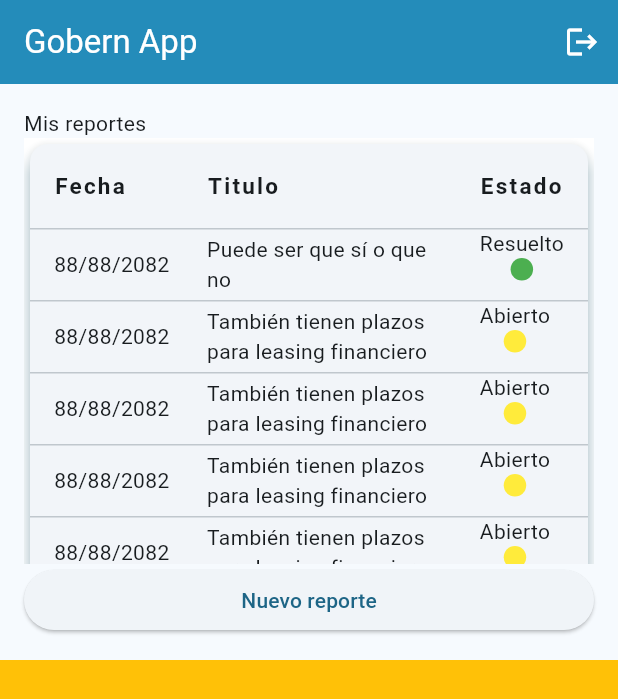
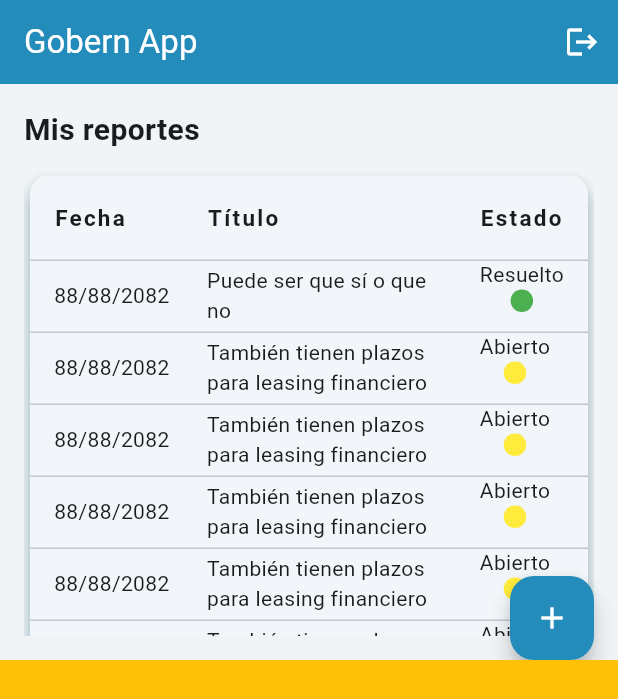
Before and after one commit to gomezmedinamoises/demo, a Flutter app: the screen it shows once a user with an empty profile is signed in, on a phone screen of 412 x 824 dp. Shown: the top 699 px of the screen. Run offline on Flutter 3.47's test engine with Material 3 defaults, Android fonts, the phone set to English and light mode, and no system bars; our stand-ins replace cloud_firestore, firebase_auth, firebase_core, firebase_storage, flutter_riverpod, go_router; missing offline and left inert: firebase_ui_auth, firebase_ui_localizations; accounts and stored records are empty; statements that could not run were skipped.

Commit message:
Minor UI changes in report list

```diff
--- a/lib/presentation/widgets/report_table.dart
+++ b/lib/presentation/widgets/report_table.dart
@@ -9,10 +9,8 @@ class ReportTable extends StatelessWidget {
 
   @override
   Widget build(BuildContext context) {
-    //final _data = MyDataTableSource();
-
     return Container(
-      color: Colors.white,
+      color: PaletteColors.grey001,
       child: SingleChildScrollView(
         child: Card(
           surfaceTintColor: Colors.white,
@@ -47,7 +45,7 @@ List<DataColumn> columns = [
   ),
   DataColumn(
     label: Text(
-      'Titulo',
+      'Título',
       style: titlesStyle,
     ),
   ),
--- a/lib/presentation/widgets/reports_section.dart
+++ b/lib/presentation/widgets/reports_section.dart
@@ -1,3 +1,4 @@
+import 'package:demo/core/style/palette_colors.dart';
 import 'package:demo/presentation/widgets/report_table.dart';
 import 'package:flutter/material.dart';
 
@@ -8,21 +9,40 @@ class ReportsSection extends StatelessWidget {
 
   @override
   Widget build(BuildContext context) {
-    return Padding(
-      padding: const EdgeInsets.all(16.0),
+    return Scaffold(
+      backgroundColor: PaletteColors.grey001,
+      body: const Padding(
+        padding: EdgeInsets.all(16.0),
         child: Column(
           crossAxisAlignment: CrossAxisAlignment.stretch,
           children: [
-          Text('Mis reportes'),
+            Padding(
+              padding: EdgeInsets.only(bottom: 12.0),
+              child: Text(
+                'Mis reportes',
+                style: TextStyle(
+                  fontSize: 20.0,
+                  fontWeight: FontWeight.bold,
+                ),
+              ),
+            ),
             Expanded(
               child: ReportTable(),
             ),
-          ElevatedButton(
-            onPressed: () {},
-            child: Text('Nuevo reporte'),
-          ),
           ],
         ),
+      ),
+      floatingActionButton: FloatingActionButton(
+        backgroundColor: PaletteColors.blue,
+        onPressed: () {
+          // Create a new report
+        },
+        child: const Icon(
+          Icons.add,
+          color: PaletteColors.white,
+        ),
+      ),
+      floatingActionButtonLocation: FloatingActionButtonLocation.endDocked,
     );
   }
 }
```
Lines whose indentation alone changed are shown as unchanged.
